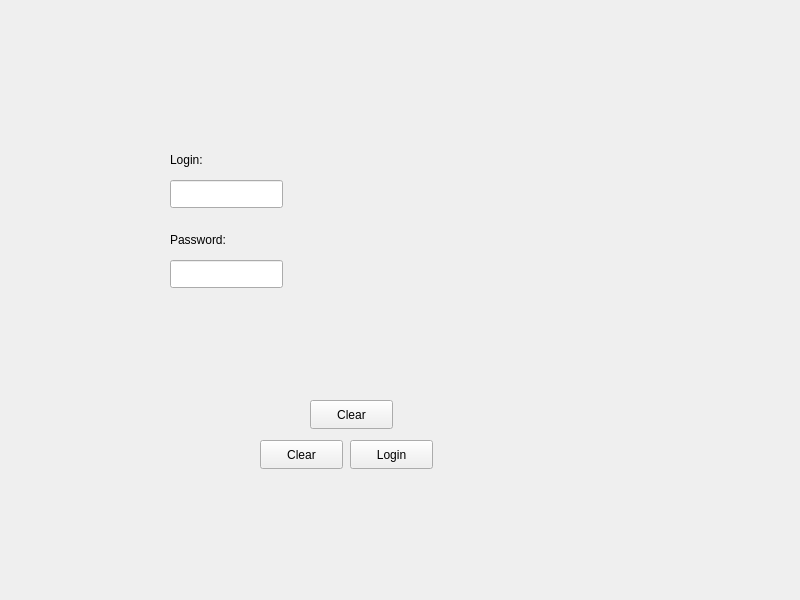
Old version of the form LinuxProject/mainwindow.ui in the repository Skalik2/LinuxAppCpp.
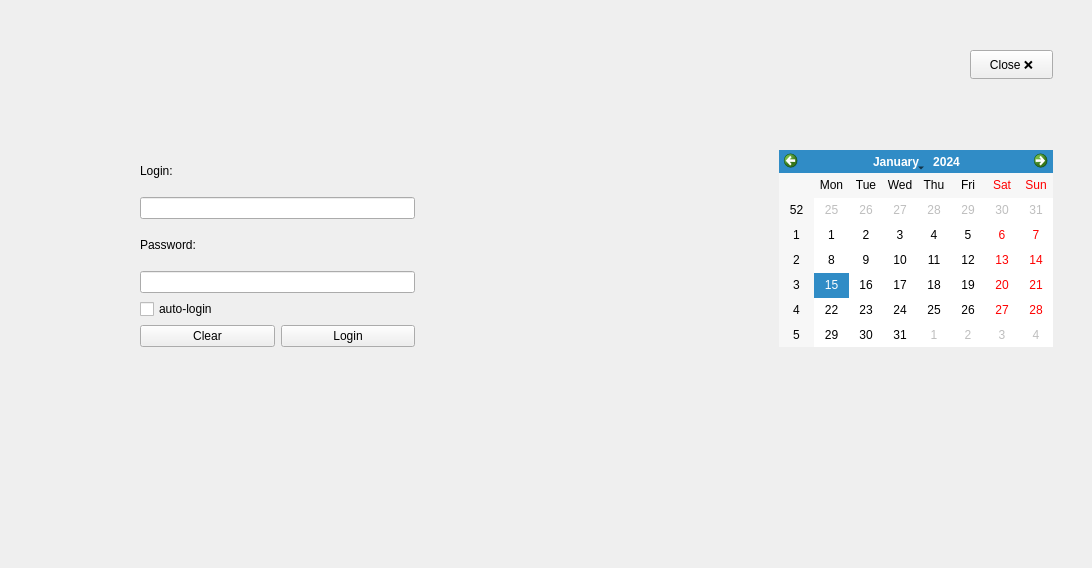
New version of the form.

```diff
--- a/LinuxProject/mainwindow.ui
+++ b/LinuxProject/mainwindow.ui
@@ -6,97 +6,102 @@
    <rect>
     <x>0</x>
     <y>0</y>
-    <width>800</width>
-    <height>600</height>
+    <width>1092</width>
+    <height>568</height>
    </rect>
   </property>
   <property name="windowTitle">
    <string>MainWindow</string>
   </property>
   <widget class="QWidget" name="centralwidget">
-   <widget class="QPushButton" name="pushButtonSubmit">
+   <widget class="QWidget" name="horizontalLayoutWidget">
     <property name="geometry">
      <rect>
-      <x>350</x>
-      <y>440</y>
-      <width>83</width>
-      <height>29</height>
-     </rect>
-    </property>
-    <property name="text">
-     <string>Login</string>
-    </property>
-   </widget>
-   <widget class="QLineEdit" name="lineEditLogin">
-    <property name="geometry">
-     <rect>
-      <x>170</x>
-      <y>180</y>
-      <width>113</width>
-      <height>28</height>
-     </rect>
-    </property>
-   </widget>
-   <widget class="QLabel" name="labelLogin">
-    <property name="geometry">
-     <rect>
-      <x>170</x>
+      <x>140</x>
       <y>150</y>
-      <width>63</width>
-      <height>20</height>
+      <width>913</width>
+      <height>197</height>
      </rect>
     </property>
-    <property name="text">
-     <string>Login:</string>
-    </property>
+    <layout class="QHBoxLayout" name="horizontalLayout">
+     <item>
+      <layout class="QVBoxLayout" name="verticalLayout">
+       <item>
+        <widget class="QLabel" name="labelLogin">
+         <property name="text">
+          <string>Login:</string>
+         </property>
+        </widget>
+       </item>
+       <item>
+        <widget class="QLineEdit" name="lineEditPassword"/>
+       </item>
+       <item>
+        <widget class="QLabel" name="labelPassword">
+         <property name="text">
+          <string>Password:</string>
+         </property>
+        </widget>
+       </item>
+       <item>
+        <widget class="QLineEdit" name="lineEditLogin"/>
+       </item>
+       <item>
+        <widget class="QCheckBox" name="checkBox">
+         <property name="text">
+          <string>auto-login</string>
+         </property>
+        </widget>
+       </item>
+       <item>
+        <layout class="QHBoxLayout" name="horizontalLayout_2">
+         <item>
+          <widget class="QPushButton" name="pushButton">
+           <property name="text">
+            <string>Clear</string>
+           </property>
+          </widget>
+         </item>
+         <item>
+          <widget class="QPushButton" name="pushButtonSubmit">
+           <property name="text">
+            <string>Login</string>
+           </property>
+          </widget>
+         </item>
+        </layout>
+       </item>
+      </layout>
+     </item>
+     <item>
+      <spacer name="horizontalSpacer">
+       <property name="orientation">
+        <enum>Qt::Horizontal</enum>
+       </property>
+       <property name="sizeHint" stdset="0">
+        <size>
+         <width>358</width>
+         <height>116</height>
+        </size>
+       </property>
+      </spacer>
+     </item>
+     <item>
+      <widget class="QCalendarWidget" name="calendarWidget"/>
+     </item>
+    </layout>
    </widget>
-   <widget class="QLineEdit" name="lineEditPassword">
+   <widget class="QPushButton" name="pushButton_3">
     <property name="geometry">
      <rect>
-      <x>170</x>
-      <y>260</y>
-      <width>113</width>
-      <height>28</height>
-     </rect>
-    </property>
-   </widget>
-   <widget class="QLabel" name="labelPassword">
-    <property name="geometry">
-     <rect>
-      <x>170</x>
-      <y>230</y>
-      <width>63</width>
-      <height>20</height>
-     </rect>
-    </property>
-    <property name="text">
-     <string>Password:</string>
-    </property>
-   </widget>
-   <widget class="QPushButton" name="pushButton">
-    <property name="geometry">
-     <rect>
-      <x>260</x>
-      <y>440</y>
+      <x>970</x>
+      <y>50</y>
       <width>83</width>
       <height>29</height>
      </rect>
     </property>
     <property name="text">
-     <string>Clear</string>
-    </property>
-   </widget>
-   <widget class="QPushButton" name="pushButton_2">
-    <property name="geometry">
-     <rect>
-      <x>310</x>
-      <y>400</y>
-      <width>83</width>
-      <height>29</height>
-     </rect>
-    </property>
-    <property name="text">
-     <string>Clear</string>
+     <string>Close ❌</string>
     </property>
    </widget>
   </widget>
```
